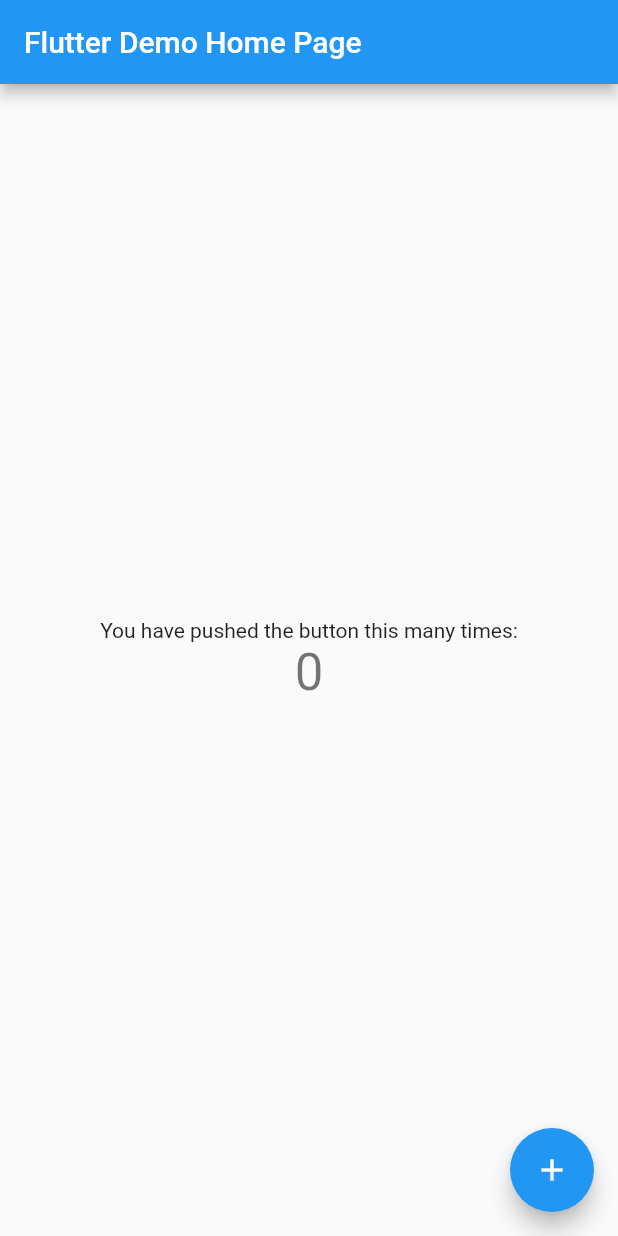
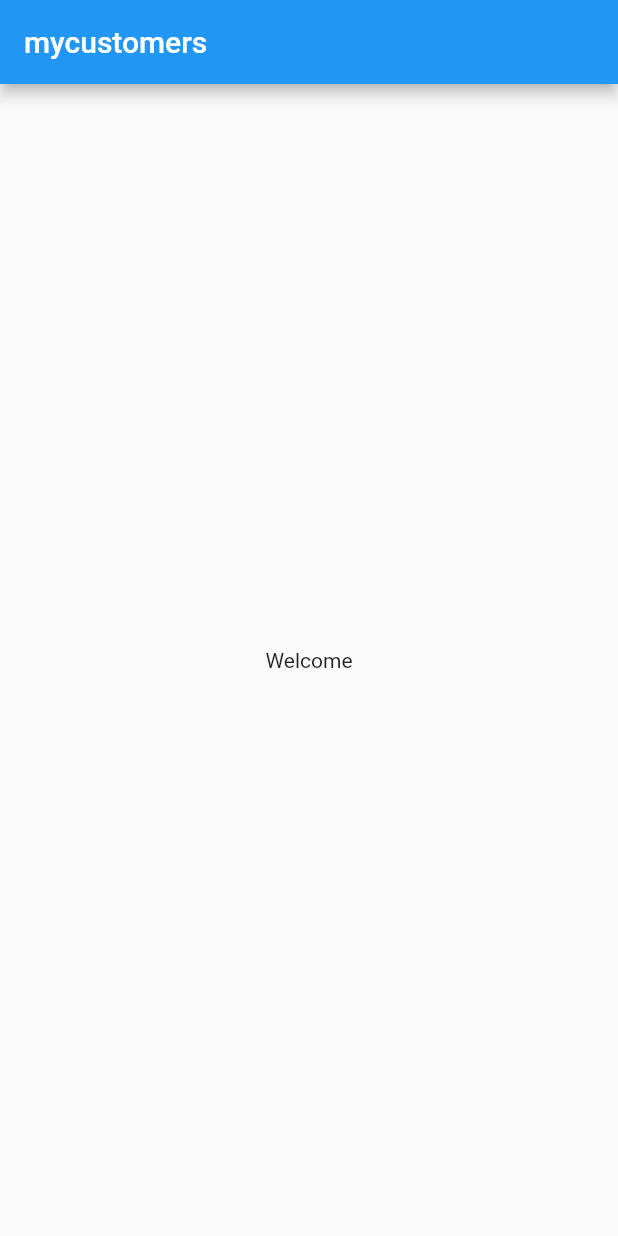
Before and after one commit to rexthecoder/mycustomers, a Flutter app: the screen it shows after launch, on a phone screen of 412 x 824 dp. Run offline on Flutter 3.47's test engine with Material 2 defaults, Android fonts, the phone set to English and light mode, and no system bars.

Commit message:
flutter create mycustomers

```diff
--- a/lib/main.dart
+++ b/lib/main.dart
@@ -5,25 +5,12 @@ void main() {
 }
 
 class MyApp extends StatelessWidget {
-  // This widget is the root of your application.
   @override
   Widget build(BuildContext context) {
     return MaterialApp(
       title: 'Flutter Demo',
       theme: ThemeData(
-        // This is the theme of your application.
-        //
-        // Try running your application with "flutter run". You'll see the
-        // application has a blue toolbar. Then, without quitting the app, try
-        // changing the primarySwatch below to Colors.green and then invoke
-        // "hot reload" (press "r" in the console where you ran "flutter run",
-        // or simply save your changes to "hot reload" in a Flutter IDE).
-        // Notice that the counter didn't reset back to zero; the application
-        // is not restarted.
         primarySwatch: Colors.blue,
-        // This makes the visual density adapt to the platform that you run
-        // the app on. For desktop platforms, the controls will be smaller and
-        // closer together (more dense) than on mobile platforms.
         visualDensity: VisualDensity.adaptivePlatformDensity,
       ),
       home: MyHomePage(title: 'Flutter Demo Home Page'),
@@ -34,15 +21,6 @@ class MyApp extends StatelessWidget {
 class MyHomePage extends StatefulWidget {
   MyHomePage({Key key, this.title}) : super(key: key);
 
-  // This widget is the home page of your application. It is stateful, meaning
-  // that it has a State object (defined below) that contains fields that affect
-  // how it looks.
-
-  // This class is the configuration for the state. It holds the values (in this
-  // case the title) provided by the parent (in this case the App widget) and
-  // used by the build method of the State. Fields in a Widget subclass are
-  // always marked "final".
-
   final String title;
 
   @override
@@ -50,68 +28,22 @@ class MyHomePage extends StatefulWidget {
 }
 
 class _MyHomePageState extends State<MyHomePage> {
-  int _counter = 0;
-
-  void _incrementCounter() {
-    setState(() {
-      // This call to setState tells the Flutter framework that something has
-      // changed in this State, which causes it to rerun the build method below
-      // so that the display can reflect the updated values. If we changed
-      // _counter without calling setState(), then the build method would not be
-      // called again, and so nothing would appear to happen.
-      _counter++;
-    });
-  }
-
   @override
   Widget build(BuildContext context) {
-    // This method is rerun every time setState is called, for instance as done
-    // by the _incrementCounter method above.
-    //
-    // The Flutter framework has been optimized to make rerunning build methods
-    // fast, so that you can just rebuild anything that needs updating rather
-    // than having to individually change instances of widgets.
     return Scaffold(
       appBar: AppBar(
-        // Here we take the value from the MyHomePage object that was created by
-        // the App.build method, and use it to set our appbar title.
-        title: Text(widget.title),
+        title: Text('mycustomers'),
       ),
       body: Center(
-        // Center is a layout widget. It takes a single child and positions it
-        // in the middle of the parent.
         child: Column(
-          // Column is also a layout widget. It takes a list of children and
-          // arranges them vertically. By default, it sizes itself to fit its
-          // children horizontally, and tries to be as tall as its parent.
-          //
-          // Invoke "debug painting" (press "p" in the console, choose the
-          // "Toggle Debug Paint" action from the Flutter Inspector in Android
-          // Studio, or the "Toggle Debug Paint" command in Visual Studio Code)
-          // to see the wireframe for each widget.
-          //
-          // Column has various properties to control how it sizes itself and
-          // how it positions its children. Here we use mainAxisAlignment to
-          // center the children vertically; the main axis here is the vertical
-          // axis because Columns are vertical (the cross axis would be
-          // horizontal).
           mainAxisAlignment: MainAxisAlignment.center,
           children: <Widget>[
             Text(
-              'You have pushed the button this many times:',
-            ),
-            Text(
-              '$_counter',
-              style: Theme.of(context).textTheme.headline4,
+              'Welcome',
             ),
           ],
         ),
       ),
-      floatingActionButton: FloatingActionButton(
-        onPressed: _incrementCounter,
-        tooltip: 'Increment',
-        child: Icon(Icons.add),
-      ), // This trailing comma makes auto-formatting nicer for build methods.
     );
   }
 }
```
